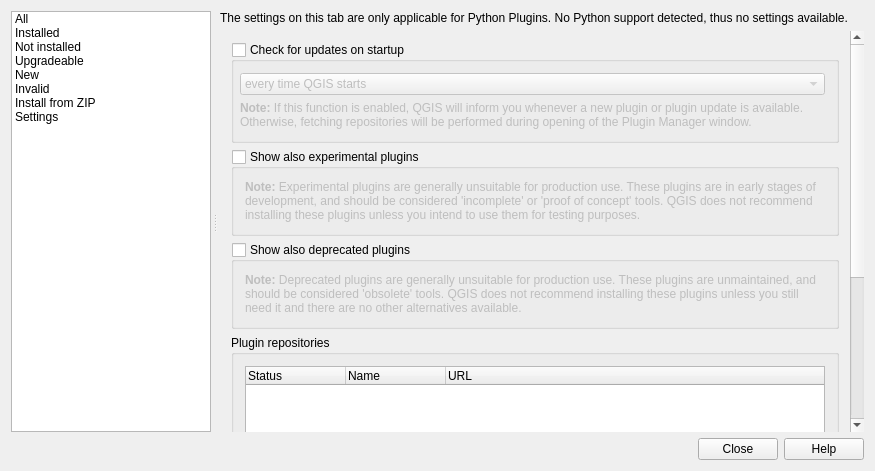
qgis/QGIS, file src/ui/qgspluginmanagerbase.ui: the form before one commit.
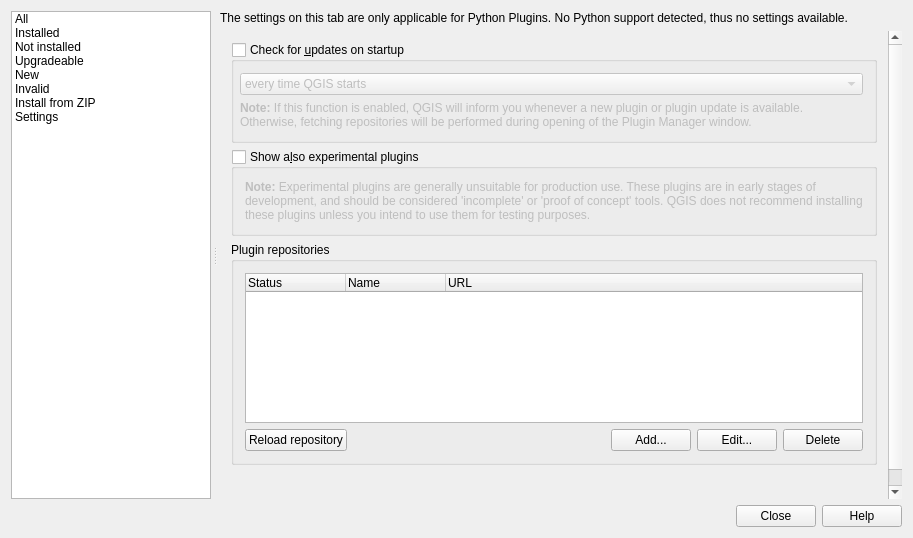
The form after the commit. The open tabs and pages were chosen to show the change. Icons and pictures are not drawn. Custom widgets are drawn as their Qt base class.

Commit message: [Plugin manager][needs-docs] Always show deprecated plugins (no checkbox any more). Fixes #19125.

Patch:
```diff
--- a/src/ui/qgspluginmanagerbase.ui
+++ b/src/ui/qgspluginmanagerbase.ui
@@ -6,8 +6,8 @@
    <rect>
     <x>0</x>
     <y>0</y>
-    <width>875</width>
-    <height>471</height>
+    <width>913</width>
+    <height>538</height>
    </rect>
   </property>
   <property name="minimumSize">
@@ -783,8 +783,8 @@
                   <rect>
                    <x>0</x>
                    <y>0</y>
-                   <width>460</width>
-                   <height>613</height>
+                   <width>430</width>
+                   <height>565</height>
                   </rect>
                  </property>
                  <layout class="QVBoxLayout" name="verticalLayout_10">
@@ -800,7 +800,7 @@
                      </sizepolicy>
                     </property>
                     <property name="title">
-                     <string>Check for updates on startup</string>
+                     <string>Check for &amp;updates on startup</string>
                     </property>
                     <property name="checkable">
                      <bool>true</bool>
@@ -884,7 +884,7 @@
                   <item>
                    <widget class="QgsCollapsibleGroupBox" name="ckbExperimental">
                     <property name="title">
-                     <string>Show also experimental plugins</string>
+                     <string>Show a&amp;lso experimental plugins</string>
                     </property>
                     <property name="checkable">
                      <bool>true</bool>
@@ -937,62 +937,6 @@
                     </layout>
                    </widget>
                   </item>
-                  <item>
-                   <widget class="QgsCollapsibleGroupBox" name="ckbDeprecated">
-                    <property name="title">
-                     <string>Show also deprecated plugins</string>
-                    </property>
-                    <property name="checkable">
-                     <bool>true</bool>
-                    </property>
-                    <property name="checked">
-                     <bool>false</bool>
-                    </property>
-                    <property name="collapsed" stdset="0">
-                     <bool>false</bool>
-                    </property>
-                    <property name="saveCheckedState" stdset="0">
-                     <bool>true</bool>
-                    </property>
-                    <property name="saveCollapsedState" stdset="0">
-                     <bool>true</bool>
-                    </property>
-                    <layout class="QVBoxLayout" name="verticalLayout_11">
-                     <item>
-                      <widget class="QLabel" name="lblDeprecated">
-                       <property name="sizePolicy">
-                        <sizepolicy hsizetype="Preferred" vsizetype="Minimum">
-                         <horstretch>0</horstretch>
-                         <verstretch>0</verstretch>
-                        </sizepolicy>
-                       </property>
-                       <property name="minimumSize">
-                        <size>
-                         <width>0</width>
-                         <height>0</height>
-                        </size>
-                       </property>
-                       <property name="text">
-                        <string>&lt;!DOCTYPE HTML PUBLIC &quot;-//W3C//DTD HTML 4.0//EN&quot; &quot;http://www.w3.org/TR/REC-html40/strict.dtd&quot;&gt;
-&lt;html&gt;&lt;head&gt;&lt;meta name=&quot;qrichtext&quot; content=&quot;1&quot; /&gt;&lt;style type=&quot;text/css&quot;&gt;
-p, li { white-space: pre-wrap; }
-&lt;/style&gt;&lt;/head&gt;&lt;body style=&quot; font-family:'Droid Sans'; font-size:10pt; font-weight:400; font-style:normal;&quot;&gt;
-&lt;p style=&quot; margin-top:0px; margin-bottom:0px; margin-left:0px; margin-right:0px; -qt-block-indent:0; text-indent:0px;&quot;&gt;&lt;span style=&quot; font-family:'DejaVu Sans'; font-size:9pt; font-weight:600;&quot;&gt;Note:&lt;/span&gt;&lt;span style=&quot; font-family:'DejaVu Sans'; font-size:9pt;&quot;&gt; Deprecated plugins are generally unsuitable for production use. These plugins are unmaintained, and should be considered 'obsolete' tools. QGIS does not recommend installing these plugins unless you still need it and there are no other alternatives available.&lt;/span&gt;&lt;/p&gt;&lt;/body&gt;&lt;/html&gt;</string>
-                       </property>
-                       <property name="textFormat">
-                        <enum>Qt::RichText</enum>
-                       </property>
-                       <property name="alignment">
-                        <set>Qt::AlignLeading|Qt::AlignLeft|Qt::AlignTop</set>
-                       </property>
-                       <property name="wordWrap">
-                        <bool>true</bool>
-                       </property>
-                      </widget>
-                     </item>
-                    </layout>
-                   </widget>
-                  </item>
                   <item>
                    <widget class="QGroupBox" name="groupBox">
                     <property name="title">
```
Left out of the diff: 44 changed lines with no effect on the pictures. The commit also changes 3 other files.
